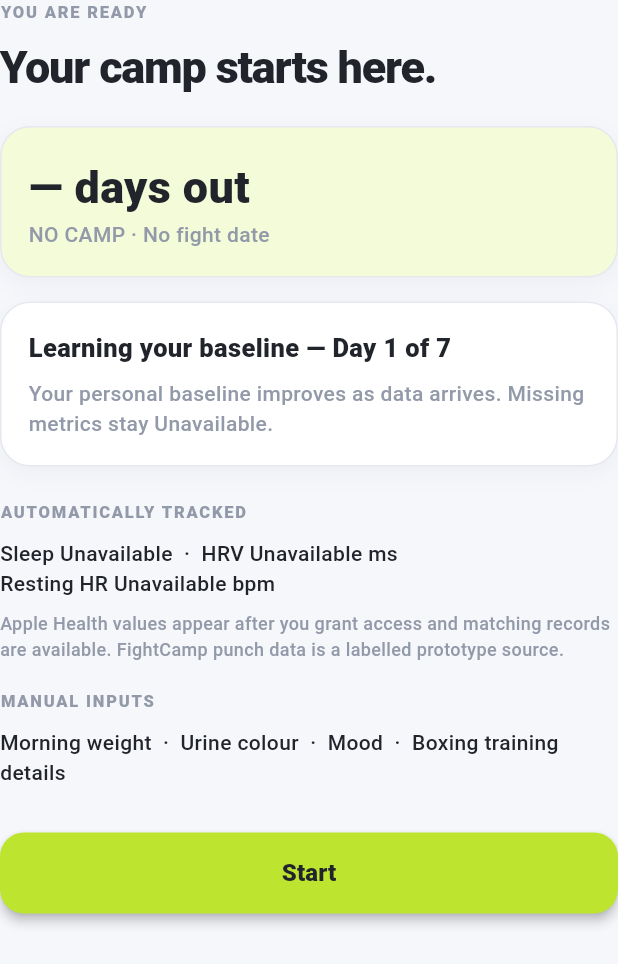
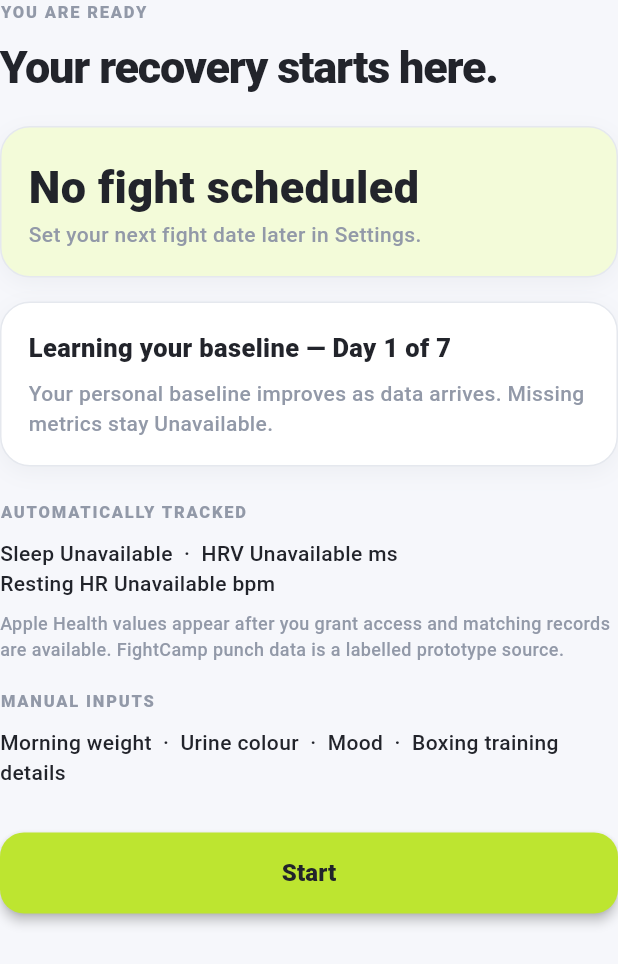
Before and after one commit to ARTYzz/Recovery-Score-Project, a Flutter app: the BaselineIntroScreen widget shown alone on an empty page, opened directly with empty values, on a phone screen of 412 x 824 dp. Shown: the top 964 px of the screen. Run offline on Flutter 3.47's test engine with Material 3 defaults, Android fonts, the phone set to English and light mode, and no system bars; our stand-ins replace image_picker, shared_preferences, sqflite_sqlcipher; missing offline and left inert: cryptography, health; accounts and stored records are empty.

Commit message:
Make fight dates optional and archive expired schedules

```diff
--- a/lib/domain/athlete_data.dart
+++ b/lib/domain/athlete_data.dart
@@ -15,24 +15,45 @@ int? intOrNull(Object? value) => value is num ? value.toInt() : null;
 class AthleteProfile {
   AthleteProfile(
       {required this.name,
-      required this.fightDate,
+      this.fightDate,
       this.currentWeight,
       this.heightCm,
-      this.targetWeight});
+      this.targetWeight,
+      List<PastFightPlan>? pastFightPlans})
+      : pastFightPlans = pastFightPlans ?? [];
   String name;
-  String fightDate;
+  String? fightDate;
   double? currentWeight;
   double? heightCm;
   double? targetWeight;
+  final List<PastFightPlan> pastFightPlans;
+
+  /// Archive a scheduled fight only after its local calendar day has passed.
+  bool archiveExpiredFight([DateTime? at]) {
+    final scheduled = parsedDay(fightDate);
+    if (scheduled == null) return false;
+    final today = localDay(at);
+    if (fightDate!.compareTo(today) >= 0) return false;
+    pastFightPlans
+        .add(PastFightPlan(date: fightDate!, targetWeight: targetWeight));
+    fightDate = null;
+    targetWeight = null;
+    return true;
+  }
 
   factory AthleteProfile.fromJson(Map<String, dynamic> json) => AthleteProfile(
         name: json['name'] as String? ?? '',
-        fightDate: json['fightDate'] as String? ?? '',
+        fightDate: json['fightDate'] as String?,
         currentWeight: numberOrNull(json['currentWeight']),
         heightCm: numberOrNull(json['heightCm']),
         targetWeight: numberOrNull(json['targetWeight'] ??
             json['officialWeighInWeight'] ??
             json['fightWeight']),
+        pastFightPlans: (json['pastFightPlans'] as List? ?? [])
+            .whereType<Map>()
+            .map((item) =>
+                PastFightPlan.fromJson(Map<String, dynamic>.from(item)))
+            .toList(),
       );
   Map<String, dynamic> toJson() => {
         'name': name,
@@ -40,7 +61,22 @@ class AthleteProfile {
         'currentWeight': currentWeight,
         'heightCm': heightCm,
         'targetWeight': targetWeight,
+        'pastFightPlans': pastFightPlans.map((item) => item.toJson()).toList(),
       };
+}
+
+/// A past scheduled date is retained as history without claiming the bout
+/// took place or that the official weigh-in target was achieved.
+class PastFightPlan {
+  const PastFightPlan({required this.date, this.targetWeight});
+  final String date;
+  final double? targetWeight;
+
+  factory PastFightPlan.fromJson(Map<String, dynamic> json) => PastFightPlan(
+      date: json['date'] as String? ?? '',
+      targetWeight: numberOrNull(json['targetWeight']));
+
+  Map<String, dynamic> toJson() => {'date': date, 'targetWeight': targetWeight};
 }
 
 class WearableSample {
--- a/lib/domain/recovery_engine.dart
+++ b/lib/domain/recovery_engine.dart
@@ -26,11 +26,10 @@ class CampClock {
     final now = at ?? DateTime.now();
     final today = DateTime(now.year, now.month, now.day);
     final days = fight.difference(today).inDays;
+    if (days < 0) return const CampState(null, 'NO_CAMP');
     return CampState(
         days,
-        days < 0
-            ? 'POST_FIGHT'
-            : days <= 7
+        days <= 7
             ? 'FIGHT_WEEK'
             : days <= 14
                 ? 'TAPER'
@@ -41,7 +40,7 @@ class CampClock {
                         : 'BASE');
   }
 
-  static bool isFuture(String value, [DateTime? at]) {
+  static bool isFuture(String? value, [DateTime? at]) {
     final selected = parsedDay(value);
     if (selected == null || localDay(selected) != value) return false;
     final now = at ?? DateTime.now();
@@ -50,7 +49,7 @@ class CampClock {
 
   static String formatted(String? value) {
     final date = parsedDay(value);
-    if (date == null) return 'No fight date';
+    if (date == null) return 'No fight scheduled';
     const months = [
       'Jan',
       'Feb',
--- a/lib/ui/screens/home_screens.dart
+++ b/lib/ui/screens/home_screens.dart
@@ -49,7 +49,9 @@ class TodayScreen extends StatelessWidget {
                 Column(crossAxisAlignment: CrossAxisAlignment.start, children: [
           Text(name, style: Theme.of(context).textTheme.headlineLarge),
           Text(
-              '${result.camp.daysOut ?? '—'} days out · ${result.camp.phase.replaceAll('_', ' ').toLowerCase()}',
+              result.camp.daysOut == null
+                  ? 'No fight scheduled · Recovery tracking continues'
+                  : '${result.camp.daysOut} days out · ${result.camp.phase.replaceAll('_', ' ').toLowerCase()}',
               style: const TextStyle(color: AppColors.muted)),
           if (todayTraining.isNotEmpty)
             Text(
@@ -65,19 +67,26 @@ class TodayScreen extends StatelessWidget {
             style: IconButton.styleFrom(backgroundColor: Colors.white))
       ]),
       const SizedBox(height: 12),
+      if (result.camp.daysOut != null) ...[
         ClipRRect(
             borderRadius: BorderRadius.circular(8),
             child: LinearProgressIndicator(
-              value: result.camp.daysOut == null
-                  ? 0
-                  : (1 - result.camp.daysOut!.clamp(0, 56) / 56),
+                value: (1 - result.camp.daysOut!.clamp(0, 56) / 56),
                 minHeight: 6,
                 color: AppColors.lime,
                 backgroundColor: AppColors.line)),
         const SizedBox(height: 7),
-      const Row(
-          mainAxisAlignment: MainAxisAlignment.spaceBetween,
-          children: [SectionLabel('Camp start'), SectionLabel('Fight night')]),
+        const Row(mainAxisAlignment: MainAxisAlignment.spaceBetween, children: [
+          SectionLabel('Camp start'),
+          SectionLabel('Fight night')
+        ]),
+      ] else
+        Align(
+            alignment: Alignment.centerLeft,
+            child: TextButton.icon(
+                onPressed: () => controller.navigate('edit-profile'),
+                icon: const Icon(Icons.calendar_today_outlined, size: 16),
+                label: const Text('Set next fight date'))),
       const SizedBox(height: 10),
       Text(
           "●  TODAY'S BRAKE · ${(result.limiter == null ? 'LEARNING BASELINE' : domainLabels[result.limiter]!).toUpperCase()}",
--- a/lib/ui/screens/onboarding_screens.dart
+++ b/lib/ui/screens/onboarding_screens.dart
@@ -118,7 +118,8 @@ class _SetupScreenState extends State<SetupScreen> {
             textCapitalization: TextCapitalization.words,
             decoration: const InputDecoration(hintText: 'Your name')),
         const SizedBox(height: 20),
-        const FieldTitle('Next fight date'),
+        const FieldTitle('Next fight date',
+            helper: 'Optional. Set it later when a fight is scheduled.'),
         OutlinedButton.icon(
             onPressed: () async {
               final result = await showDatePicker(
@@ -130,7 +131,7 @@ class _SetupScreenState extends State<SetupScreen> {
             },
             icon: const Icon(Icons.calendar_today_outlined),
             label: Text(fightDate == null
-                ? 'Choose date'
+                ? 'No fight scheduled · Choose date'
                 : CampClock.formatted(fightDate!.toIso8601String()))),
         const SizedBox(height: 20),
         ProfileMeasurementsFields(
@@ -158,7 +159,7 @@ class _SetupScreenState extends State<SetupScreen> {
             await widget.controller.createProfile(
                 name: name.text,
                 fightDate: fightDate == null
-                    ? ''
+                    ? null
                     : '${fightDate!.year}-${fightDate!.month.toString().padLeft(2, '0')}-${fightDate!.day.toString().padLeft(2, '0')}',
                 passphrase: pass.text,
                 privacyAccepted: accepted,
@@ -320,18 +321,26 @@ class BaselineIntroScreen extends StatelessWidget {
     return Column(crossAxisAlignment: CrossAxisAlignment.start, children: [
       const SectionLabel('YOU ARE READY'),
       const SizedBox(height: 10),
-      Text('Your camp starts here.',
+      Text(
+          camp.daysOut == null
+              ? 'Your recovery starts here.'
+              : 'Your camp starts here.',
           style: Theme.of(context).textTheme.headlineLarge),
       const SizedBox(height: 20),
       AppCard(
           color: const Color(0xfff3fbd9),
           child:
               Column(crossAxisAlignment: CrossAxisAlignment.start, children: [
-            Text('${camp.daysOut ?? '—'} days out',
+            Text(
+                camp.daysOut == null
+                    ? 'No fight scheduled'
+                    : '${camp.daysOut} days out',
                 style:
                     const TextStyle(fontSize: 30, fontWeight: FontWeight.w800)),
             Text(
-                '${camp.phase.replaceAll('_', ' ')} · ${CampClock.formatted(controller.data?.profile?.fightDate)}',
+                camp.daysOut == null
+                    ? 'Set your next fight date later in Settings.'
+                    : '${camp.phase.replaceAll('_', ' ')} · ${CampClock.formatted(controller.data?.profile?.fightDate)}',
                 style: const TextStyle(color: AppColors.muted))
           ])),
       const SizedBox(height: 16),
```
Also changed, not shown: lib/app/boxer_controller.dart (+20 -3 lines), lib/ui/screens/other_screens.dart (+52 -12 lines), 3 other files. Lines whose indentation alone changed are shown as unchanged.
